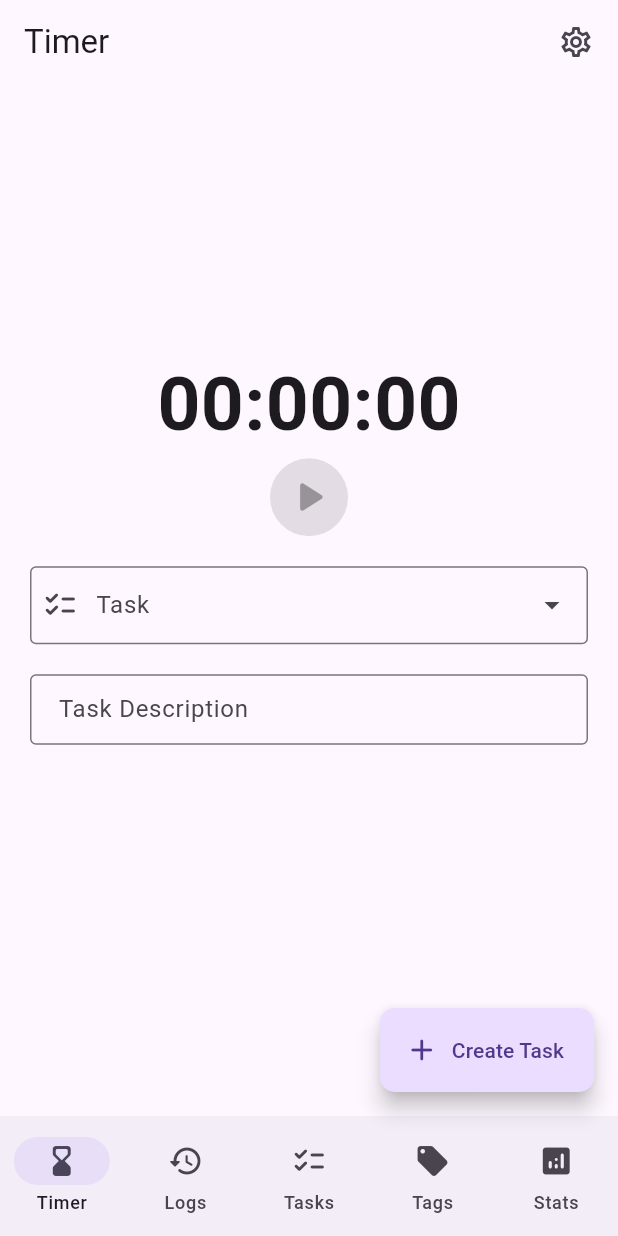
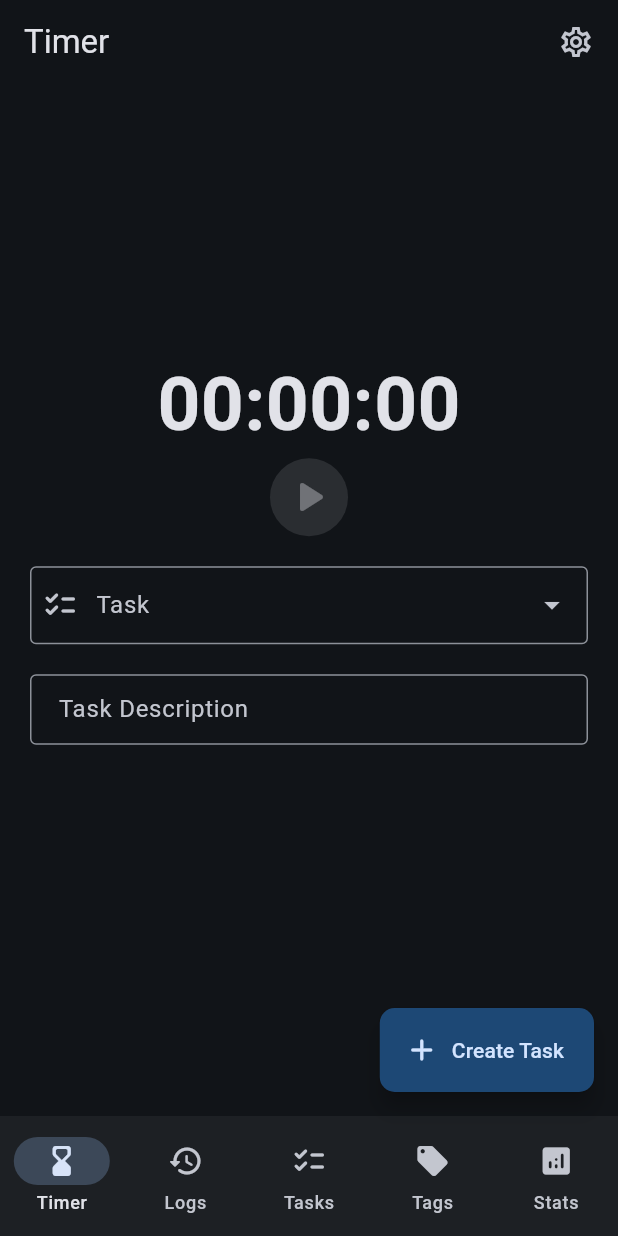
Before and after one commit to siddharthroy12/timebrew, a Flutter app: the screen it shows after launch, on a phone screen of 412 x 824 dp. Run offline on Flutter 3.47's test engine with Material 2 defaults, Android fonts, the phone set to English and light mode, and no system bars; drawn by our look-alikes of animated_flip_counter, dynamic_color; our stand-ins replace file_picker, fl_chart, isar, permission_handler, syncfusion_flutter_charts; missing offline and left inert: context_menus; accounts and stored records are empty; generated files the repository leaves out were written again.

Commit message:
Added light mode and dark mode theme

```diff
--- a/lib/main.dart
+++ b/lib/main.dart
@@ -5,34 +5,12 @@ import 'package:flutter/gestures.dart';
 import 'package:timebrew/widgets/restart.dart';
 import 'tabs/tabs.dart';
 
-void main() {
-  runApp(const MyApp());
-}
+// Fictitious brand color.
+const _brandBlue = Color(0xFF1E88E5);
 
-class ThisShouldBeDefaultScrollBehavior extends MaterialScrollBehavior {
-  @override
-  Set<PointerDeviceKind> get dragDevices => {
-        PointerDeviceKind.touch,
-        PointerDeviceKind.mouse,
-        PointerDeviceKind.trackpad,
-        PointerDeviceKind.stylus
-      };
-}
-
-class MyApp extends StatelessWidget {
-  const MyApp({super.key});
-
-  @override
-  Widget build(BuildContext context) {
-    return DynamicColorBuilder(
-      builder: (ColorScheme? lightDynamic, ColorScheme? darkDynamic) {
-        return RestartWidget(
-          child: MaterialApp(
-            title: 'Timebrew',
-            debugShowCheckedModeBanner: false,
-            scrollBehavior: ThisShouldBeDefaultScrollBehavior(),
-            theme: ThemeData(
-              colorScheme: darkDynamic,
+ThemeData mixWithCommonTheme(ColorScheme colorSheme) {
+  return ThemeData(
+    colorScheme: colorSheme,
     useMaterial3: true,
     visualDensity: VisualDensity.compact,
     materialTapTargetSize: MaterialTapTargetSize.shrinkWrap,
@@ -66,24 +44,74 @@ class MyApp extends StatelessWidget {
         ),
       ),
     ),
-              inputDecorationTheme: InputDecorationTheme(
+    inputDecorationTheme: const InputDecorationTheme(
       isDense: true,
-                contentPadding: const EdgeInsets.symmetric(
+      contentPadding: EdgeInsets.symmetric(
         vertical: 18,
         horizontal: 15,
       ),
-                border: const OutlineInputBorder(
+      border: OutlineInputBorder(
         borderSide: BorderSide(width: 2),
       ),
       focusedBorder: OutlineInputBorder(
         borderSide: BorderSide(
-                    color: darkDynamic?.primary ??
-                        const ColorScheme.dark().primary,
           width: 2,
         ),
       ),
     ),
-            ),
+  );
+}
+
+void main() {
+  runApp(const MyApp());
+}
+
+class ThisShouldBeDefaultScrollBehavior extends MaterialScrollBehavior {
+  @override
+  Set<PointerDeviceKind> get dragDevices => {
+        PointerDeviceKind.touch,
+        PointerDeviceKind.mouse,
+        PointerDeviceKind.trackpad,
+        PointerDeviceKind.stylus
+      };
+}
+
+class MyApp extends StatelessWidget {
+  const MyApp({super.key});
+
+  @override
+  Widget build(BuildContext context) {
+    return DynamicColorBuilder(
+      builder: (ColorScheme? lightDynamic, ColorScheme? darkDynamic) {
+        ColorScheme lightColorScheme;
+        ColorScheme darkColorScheme;
+
+        if (lightDynamic != null && darkDynamic != null) {
+          // On Android S+ devices, use the provided dynamic color scheme.
+          // (Recommended) Harmonize the dynamic color scheme' built-in semantic colors.
+          lightColorScheme = lightDynamic.harmonized();
+
+          // Repeat for the dark color scheme.
+          darkColorScheme = darkDynamic.harmonized();
+        } else {
+          // Otherwise, use fallback schemes.
+          lightColorScheme = ColorScheme.fromSeed(
+            seedColor: _brandBlue,
+          );
+          darkColorScheme = ColorScheme.fromSeed(
+            seedColor: _brandBlue,
+            brightness: Brightness.dark,
+          );
+        }
+
+        return RestartWidget(
+          child: MaterialApp(
+            title: 'Timebrew',
+            debugShowCheckedModeBanner: false,
+            scrollBehavior: ThisShouldBeDefaultScrollBehavior(),
+            themeMode: ThemeMode.dark,
+            theme: mixWithCommonTheme(lightColorScheme),
+            darkTheme: mixWithCommonTheme(darkColorScheme),
             home: ContextMenuOverlay(
               buttonBuilder: (context, config, [style]) => MenuItemButton(
                 onPressed: config.onPressed,
@@ -123,3 +151,33 @@ class MyApp extends StatelessWidget {
     );
   }
 }
+
+@immutable
+class CustomColors extends ThemeExtension<CustomColors> {
+  const CustomColors({
+    required this.danger,
+  });
+
+  final Color? danger;
+
+  @override
+  CustomColors copyWith({Color? danger}) {
+    return CustomColors(
+      danger: danger ?? this.danger,
+    );
+  }
+
+  @override
+  CustomColors lerp(ThemeExtension<CustomColors>? other, double t) {
+    if (other is! CustomColors) {
+      return this;
+    }
+    return CustomColors(
+      danger: Color.lerp(danger, other.danger, t),
+    );
+  }
+
+  CustomColors harmonized(ColorScheme dynamic) {
+    return copyWith(danger: danger!.harmonizeWith(dynamic.primary));
+  }
+}
```
Lines whose indentation alone changed are shown as unchanged.
